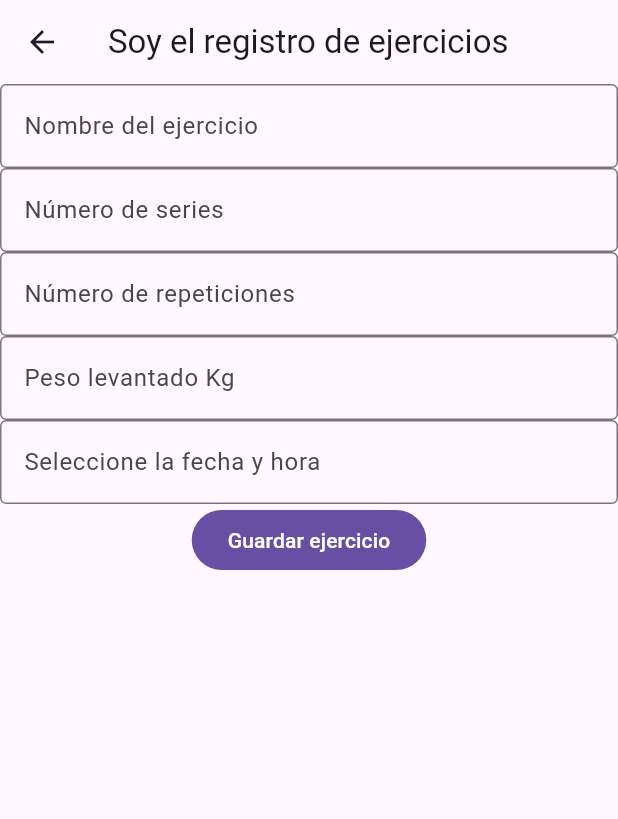
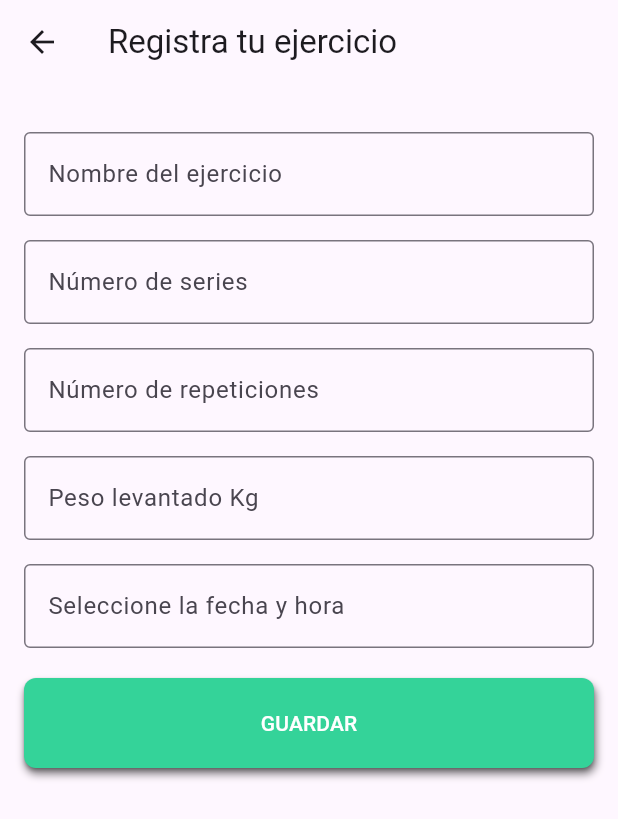
Before and after one commit to AntonellaDalPoggetto/TP3-FitTracker, a Flutter app: the ExerciseRegistrationScreen screen opened by its route, on a phone screen of 412 x 824 dp. Shown: the top 819 px of the screen. Run offline on Flutter 3.47's test engine with Material 3 defaults, Android fonts, the light colour scheme and no system bars; our stand-ins replace carousel_slider, cloud_firestore, firebase_auth, firebase_core, fl_chart, flutter_riverpod and 2 more; accounts and stored records are empty.

Commit message:
modificar estilos de ExerciseRegistrationScreen + pequeño cambio en estilo de MealsRegistrationScreen

```diff
--- a/lib/presentation/screens/exercise_registration_screen.dart
+++ b/lib/presentation/screens/exercise_registration_screen.dart
@@ -5,7 +5,7 @@ import 'package:flutter_riverpod/flutter_riverpod.dart';
 import 'package:go_router/go_router.dart';
 
 class ExerciseRegistrationScreen extends StatelessWidget {
-  static const String name = 'registro de ejercicios';
+  static const String name = 'Registra tu ejercicio';
 
   const ExerciseRegistrationScreen({super.key});
 
@@ -13,7 +13,7 @@ class ExerciseRegistrationScreen extends StatelessWidget {
   Widget build(BuildContext context) {
     return Scaffold(
       appBar: AppBar(
-        title: const Text('Soy el $name'),
+        title: const Text(name),
         leading: IconButton(
           icon: const Icon(Icons.arrow_back),
           onPressed: () {
@@ -76,8 +76,11 @@ class _BodyView extends ConsumerWidget {
 
   @override
   Widget build(BuildContext context, WidgetRef ref) {
-    return Column(
+    return Padding(
+      padding: const EdgeInsets.all(16.0),
+      child: Column(
         children: [
+          const SizedBox(height: 16),
           TextField(
             controller: _exerciseNameController,
             decoration: const InputDecoration(
@@ -85,6 +88,7 @@ class _BodyView extends ConsumerWidget {
               border: OutlineInputBorder(),
             ),
           ),
+          const SizedBox(height: 16),
           TextField(
             controller: _setsController,
             keyboardType: TextInputType.number,
@@ -93,6 +97,7 @@ class _BodyView extends ConsumerWidget {
               border: OutlineInputBorder(),
             ),
           ),
+          const SizedBox(height: 16),
           TextField(
             controller: _repsController,
             keyboardType: TextInputType.number,
@@ -101,6 +106,7 @@ class _BodyView extends ConsumerWidget {
               border: OutlineInputBorder(),
             ),
           ),
+          const SizedBox(height: 16),
           TextField(
             controller: _weightController,
             keyboardType: TextInputType.number,
@@ -109,6 +115,7 @@ class _BodyView extends ConsumerWidget {
               border: OutlineInputBorder(),
             ),
           ),
+          const SizedBox(height: 16),
           TextField(
             controller: _dateTimeController,
             readOnly: true,
@@ -118,13 +125,37 @@ class _BodyView extends ConsumerWidget {
             ),
             onTap: () => _selectDateTime(context),
           ),
-        FilledButton(
-          onPressed: () {
-            _validateAndSave(context, ref);
-          },
-          child: const Text("Guardar ejercicio"),
+          const SizedBox(height: 20),
+          Container(
+            width: double.infinity,
+            decoration: BoxDecoration(
+              borderRadius: BorderRadius.circular(8),
+              boxShadow: [
+                BoxShadow(
+                  color: Colors.black.withOpacity(0.5),
+                  offset: const Offset(
+                      1, 4), // Mover sombra "N" px a la derecha y "N" px abajo
+                  blurRadius: 4,
                 ),
               ],
+            ),
+            child: ElevatedButton(
+              onPressed: () => _validateAndSave(context, ref),
+              style: ElevatedButton.styleFrom(
+                backgroundColor: const Color(0xFF34D399),
+                foregroundColor: Colors.white,
+                shape: RoundedRectangleBorder(
+                  borderRadius: BorderRadius.circular(8),
+                ),
+                padding: const EdgeInsets.symmetric(
+                  vertical: 20,
+                ),
+              ),
+              child: const Text("GUARDAR"),
+            ),
+          )
+        ],
+      ),
     );
   }
 
--- a/lib/presentation/screens/meals_registration_screen.dart
+++ b/lib/presentation/screens/meals_registration_screen.dart
@@ -169,7 +169,7 @@ class _BodyView extends ConsumerWidget {
             ),
             onTap: () => _selectDateTime(context),
           ),
-          const SizedBox(height: 16),
+          const SizedBox(height: 20),
           Container(
             width: double.infinity,
             decoration: BoxDecoration(
@@ -195,7 +195,7 @@ class _BodyView extends ConsumerWidget {
                   vertical: 20,
                 ),
               ),
-              child: const Text("SAVE"),
+              child: const Text("GUARDAR"),
             ),
           )
         ],
```
Lines whose indentation alone changed are shown as unchanged.
